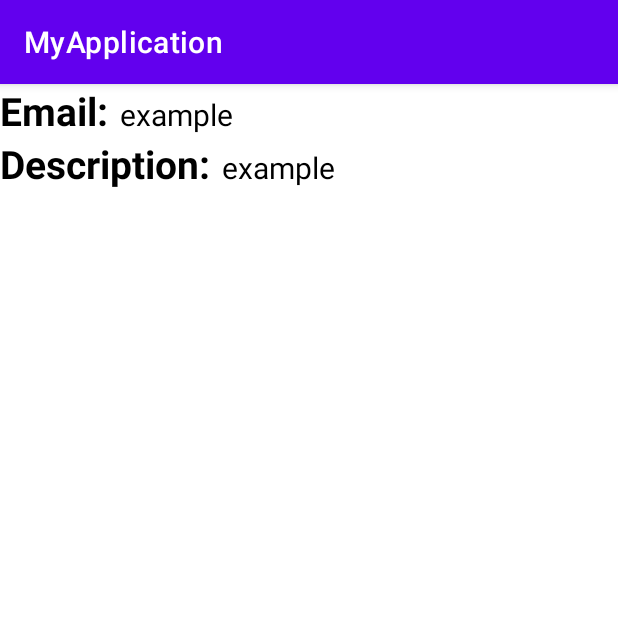
After one commit to adimor1/HandIt, an Android app: the ProfessionalDetailsActivity screen opened directly, with no data from a screen before it, on a phone screen of 412 x 824 dp, the top half of it. The commit adds this screen. Run offline under Robolectric (Android 15) with nearby library versions, the phone set to English and light mode, and no system bars.

Commit message:
profession details

```diff
--- a/app/src/main/AndroidManifest.xml
+++ b/app/src/main/AndroidManifest.xml
@@ -9,6 +9,9 @@
         android:roundIcon="@mipmap/ic_launcher_round"
         android:supportsRtl="true"
         android:theme="@style/Theme.MyApplication">
+        <activity
+            android:name=".ProfessionalDetailsActivity"
+            android:exported="false" />
         <activity
             android:name=".ProfessionalsListActivity"
             android:exported="false" />
--- /dev/null
+++ b/app/src/main/java/com/example/myapplication/ProfessionalDetailsActivity.java
@@ -0,0 +1,34 @@
+package com.example.myapplication;
+
+import androidx.appcompat.app.AppCompatActivity;
+
+import android.os.Bundle;
+import android.widget.TextView;
+import android.widget.Toast;
+
+import com.google.android.gms.common.internal.Objects;
+
+public class ProfessionalDetailsActivity extends AppCompatActivity {
+
+
+
+    @Override
+    protected void onCreate(Bundle savedInstanceState) {
+        super.onCreate(savedInstanceState);
+
+        setContentView(R.layout.activity_professional_details);
+
+        TextView tvEmail = (TextView) findViewById(R.id.tvEmailDetails);
+        TextView tvDescription = (TextView) findViewById(R.id.tvDescriptionDetails);
+
+        if(getIntent().hasExtra("selected_user")){
+            User user = getIntent().getParcelableExtra("selected_user");
+            String email = user.getEmail();
+            String description= user.getDescription();
+
+            tvEmail.setText(email);
+            tvDescription.setText(description);
+        }
+
+    }
+}
--- /dev/null
+++ b/app/src/main/res/layout/activity_professional_details.xml
@@ -0,0 +1,61 @@
+<?xml version="1.0" encoding="utf-8"?>
+<LinearLayout
+    xmlns:android="http://schemas.android.com/apk/res/android"
+    xmlns:app="http://schemas.android.com/apk/res-auto"
+    xmlns:tools="http://schemas.android.com/tools"
+    android:layout_width="match_parent"
+    android:layout_height="match_parent"
+    android:orientation="vertical"
+    tools:context=".ProfessionalDetailsActivity">
+
+    <LinearLayout
+        android:layout_width="wrap_content"
+        android:layout_height="wrap_content"
+        android:layout_gravity="center_vertical"
+        android:orientation="horizontal">
+
+        <TextView
+            android:layout_width="wrap_content"
+            android:layout_height="wrap_content"
+            android:text="Email:"
+            android:textColor="@color/black"
+            android:textSize="26sp"
+            android:textStyle="bold"/>
+
+        <TextView
+            android:id="@+id/tvEmailDetails"
+            android:layout_width="wrap_content"
+            android:layout_height="wrap_content"
+            android:layout_marginLeft="8dp"
+            android:text="example"
+            android:textColor="@color/black"
+            android:textSize="20sp" />
+
+    </LinearLayout>
+
+    <LinearLayout
+        android:layout_width="wrap_content"
+        android:layout_height="wrap_content"
+        android:layout_gravity="center_vertical"
+        android:orientation="horizontal">
+
+        <TextView
+            android:layout_width="wrap_content"
+            android:layout_height="wrap_content"
+            android:text="Description:"
+            android:textColor="@color/black"
+            android:textSize="26sp"
+            android:textStyle="bold"/>
+
+        <TextView
+            android:id="@+id/tvDescriptionDetails"
+            android:layout_width="wrap_content"
+            android:layout_height="wrap_content"
+            android:layout_marginLeft="8dp"
+            android:text="example"
+            android:textColor="@color/black"
+            android:textSize="20sp" />
+
+    </LinearLayout>
+
+</LinearLayout>
```
Also changed, not shown: app/src/main/java/com/example/myapplication/MyAdapter.java (+18 -4 lines), app/src/main/java/com/example/myapplication/ProfessionalsListActivity.java (+10 -2 lines), app/src/main/java/com/example/myapplication/User.java (+38 -1 lines).
